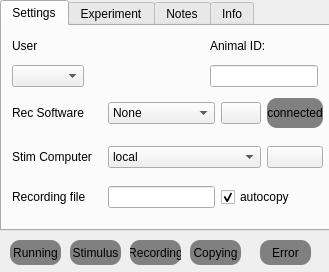
First picture: the form in MasterRunner/form.ui, repository ef-lab/Experiments, before the edit.
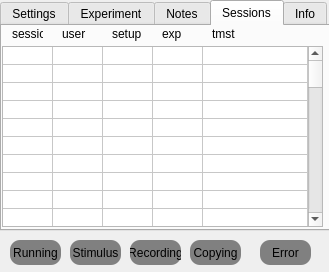
Second picture: the form after the edit. The open tabs and pages were chosen to show the change. Icons and pictures are not drawn.

Commit message: Session info

```diff
--- a/MasterRunner/form.ui
+++ b/MasterRunner/form.ui
@@ -603,6 +603,275 @@
      </property>
     </widget>
    </widget>
+   <widget class="QWidget" name="tab">
+    <attribute name="title">
+     <string>Sessions</string>
+    </attribute>
+    <widget class="QTableWidget" name="Sessions">
+     <property name="geometry">
+      <rect>
+       <x>0</x>
+       <y>20</y>
+       <width>321</width>
+       <height>181</height>
+      </rect>
+     </property>
+     <property name="font">
+      <font>
+       <family>Arial</family>
+       <pointsize>9</pointsize>
+      </font>
+     </property>
+     <property name="verticalScrollMode">
+      <enum>QAbstractItemView::ScrollPerItem</enum>
+     </property>
+     <property name="horizontalScrollMode">
+      <enum>QAbstractItemView::ScrollPerItem</enum>
+     </property>
+     <property name="showGrid">
+      <bool>true</bool>
+     </property>
+     <property name="gridStyle">
+      <enum>Qt::SolidLine</enum>
+     </property>
+     <property name="rowCount">
+      <number>100</number>
+     </property>
+     <property name="columnCount">
+      <number>5</number>
+     </property>
+     <attribute name="horizontalHeaderVisible">
+      <bool>false</bool>
+     </attribute>
+     <attribute name="horizontalHeaderCascadingSectionResizes">
+      <bool>true</bool>
+     </attribute>
+     <attribute name="horizontalHeaderDefaultSectionSize">
+      <number>50</number>
+     </attribute>
+     <attribute name="horizontalHeaderShowSortIndicator" stdset="0">
+      <bool>false</bool>
+     </attribute>
+     <attribute name="horizontalHeaderStretchLastSection">
+      <bool>true</bool>
+     </attribute>
+     <attribute name="verticalHeaderVisible">
+      <bool>false</bool>
+     </attribute>
+     <attribute name="verticalHeaderCascadingSectionResizes">
+      <bool>false</bool>
+     </attribute>
+     <attribute name="verticalHeaderMinimumSectionSize">
+      <number>15</number>
+     </attribute>
+     <attribute name="verticalHeaderDefaultSectionSize">
+      <number>15</number>
+     </attribute>
+     <attribute name="verticalHeaderShowSortIndicator" stdset="0">
+      <bool>false</bool>
+     </attribute>
+     <row/>
+     <row/>
+     <row/>
+     <row/>
+     <row/>
+     <row/>
+     <row/>
+     <row/>
+     <row/>
+     <row/>
+     <row/>
+     <row/>
+     <row/>
+     <row/>
+     <row/>
+     <row/>
+     <row/>
+     <row/>
+     <row/>
+     <row/>
+     <row/>
+     <row/>
+     <row/>
+     <row/>
+     <row/>
+     <row/>
+     <row/>
+     <row/>
+     <row/>
+     <row/>
+     <row/>
+     <row/>
+     <row/>
+     <row/>
+     <row/>
+     <row/>
+     <row/>
+     <row/>
+     <row/>
+     <row/>
+     <row/>
+     <row/>
+     <row/>
+     <row/>
+     <row/>
+     <row/>
+     <row/>
+     <row/>
+     <row/>
+     <row/>
+     <row/>
+     <row/>
+     <row/>
+     <row/>
+     <row/>
+     <row/>
+     <row/>
+     <row/>
+     <row/>
+     <row/>
+     <row/>
+     <row/>
+     <row/>
+     <row/>
+     <row/>
+     <row/>
+     <row/>
+     <row/>
+     <row/>
+     <row/>
+     <row/>
+     <row/>
+     <row/>
+     <row/>
+     <row/>
+     <row/>
+     <row/>
+     <row/>
+     <row/>
+     <row/>
+     <row/>
+     <row/>
+     <row/>
+     <row/>
+     <row/>
+     <row/>
+     <row/>
+     <row/>
+     <row/>
+     <row/>
+     <row/>
+     <row/>
+     <row/>
+     <row/>
+     <row/>
+     <row/>
+     <row/>
+     <row/>
+     <row/>
+     <row/>
+     <column/>
+     <column/>
+     <column/>
+     <column/>
+     <column/>
+    </widget>
+    <widget class="QLabel" name="user_label_2">
+     <property name="geometry">
+      <rect>
+       <x>10</x>
+       <y>0</y>
+       <width>31</width>
+       <height>16</height>
+      </rect>
+     </property>
+     <property name="font">
+      <font>
+       <family>Arial</family>
+       <pointsize>9</pointsize>
+      </font>
+     </property>
+     <property name="text">
+      <string>session</string>
+     </property>
+    </widget>
+    <widget class="QLabel" name="user_label_3">
+     <property name="geometry">
+      <rect>
+       <x>60</x>
+       <y>0</y>
+       <width>31</width>
+       <height>16</height>
+      </rect>
+     </property>
+     <property name="font">
+      <font>
+       <family>Arial</family>
+       <pointsize>9</pointsize>
+      </font>
+     </property>
+     <property name="text">
+      <string>user</string>
+     </property>
+    </widget>
+    <widget class="QLabel" name="user_label_4">
+     <property name="geometry">
+      <rect>
+       <x>110</x>
+       <y>0</y>
+       <width>31</width>
+       <height>16</height>
+      </rect>
+     </property>
+     <property name="font">
+      <font>
+       <family>Arial</family>
+       <pointsize>9</pointsize>
+      </font>
+     </property>
+     <property name="text">
+      <string>setup</string>
+     </property>
+    </widget>
+    <widget class="QLabel" name="user_label_5">
+     <property name="geometry">
+      <rect>
+       <x>160</x>
+       <y>0</y>
+       <width>31</width>
+       <height>16</height>
+      </rect>
+     </property>
+     <property name="font">
+      <font>
+       <family>Arial</family>
+       <pointsize>9</pointsize>
+      </font>
+     </property>
+     <property name="text">
+      <string>exp</string>
+     </property>
+    </widget>
+    <widget class="QLabel" name="user_label_6">
+     <property name="geometry">
+      <rect>
+       <x>210</x>
+       <y>0</y>
+       <width>31</width>
+       <height>16</height>
+      </rect>
+     </property>
+     <property name="font">
+      <font>
+       <family>Arial</family>
+       <pointsize>9</pointsize>
+      </font>
+     </property>
+     <property name="text">
+      <string>tmst</string>
+     </property>
+    </widget>
+   </widget>
    <widget class="QWidget" name="Info">
     <attribute name="title">
      <string>Info</string>
```
Left out of the diff: 331 changed lines with no effect on the pictures. The commit also changes 1 other file.
